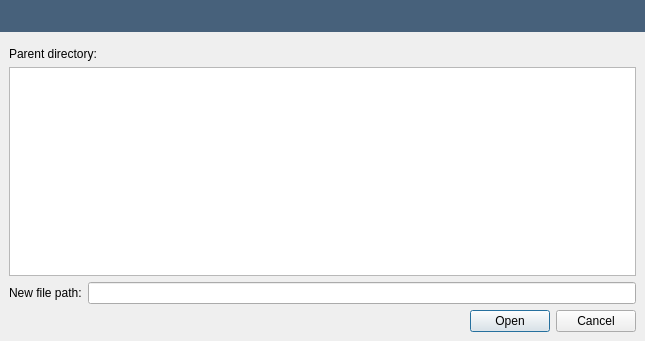
Before: the Qt Designer form src/openfluid/ui/waresdev/WareExplorerDialog.ui in OpenFLUID/openfluid, drawn with Qt 5.
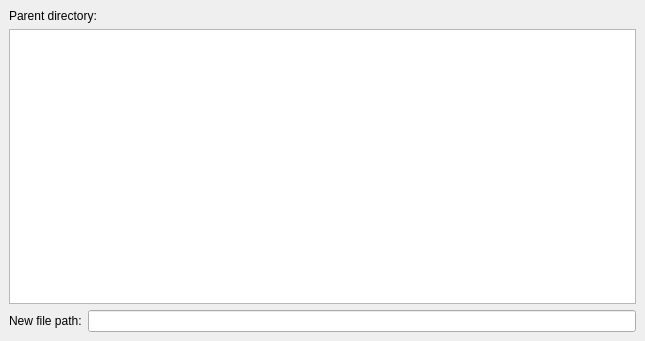
After: the same form once the commit is applied. Custom widgets are drawn as their Qt base class.

Commit message:
Introduction of message dialog for OpenFLUID applications
* Added MessageFrame and MessageDialog classes
* Cleaned code
* Switch to version 2.1.7~alpha1

(closes OpenFLUID/openfluid#790)

What changed in the file:
```diff
--- a/src/openfluid/ui/waresdev/WareExplorerDialog.ui
+++ b/src/openfluid/ui/waresdev/WareExplorerDialog.ui
@@ -26,52 +26,6 @@
    <property name="bottomMargin">
     <number>0</number>
    </property>
-   <item>
-    <widget class="QFrame" name="MessageFrame">
-     <property name="sizePolicy">
-      <sizepolicy hsizetype="Preferred" vsizetype="Maximum">
-       <horstretch>0</horstretch>
-       <verstretch>0</verstretch>
-      </sizepolicy>
-     </property>
-     <property name="styleSheet">
-      <string notr="true">background-color: rgb(71,97,123);</string>
-     </property>
-     <property name="frameShape">
-      <enum>QFrame::Panel</enum>
-     </property>
-     <property name="frameShadow">
-      <enum>QFrame::Sunken</enum>
-     </property>
-     <property name="lineWidth">
-      <number>0</number>
-     </property>
-     <layout class="QHBoxLayout" name="horizontalLayout_3" stretch="0">
-      <property name="spacing">
-       <number>5</number>
-      </property>
-      <property name="leftMargin">
-       <number>12</number>
-      </property>
-      <item>
-       <layout class="QHBoxLayout" name="horizontalLayout_2">
-        <item>
-         <widget class="QLabel" name="MessageLabel">
-          <property name="styleSheet">
-           <string notr="true">color: rgb(255, 255, 255);
-font : bold;
-</string>
-          </property>
-          <property name="text">
-           <string notr="true"/>
-          </property>
-         </widget>
-        </item>
-       </layout>
-      </item>
-     </layout>
-    </widget>
-   </item>
    <item>
     <layout class="QVBoxLayout" name="verticalLayout_2">
      <property name="leftMargin">
@@ -164,16 +118,6 @@
        </layout>
       </widget>
      </item>
-     <item>
-      <widget class="QDialogButtonBox" name="buttonBox">
-       <property name="orientation">
-        <enum>Qt::Horizontal</enum>
-       </property>
-       <property name="standardButtons">
-        <set>QDialogButtonBox::Cancel|QDialogButtonBox::Open</set>
-       </property>
-      </widget>
-     </item>
     </layout>
    </item>
   </layout>
```
Left out of the diff: 35 changed lines with no effect on the pictures. The commit also changes 82 other files.
